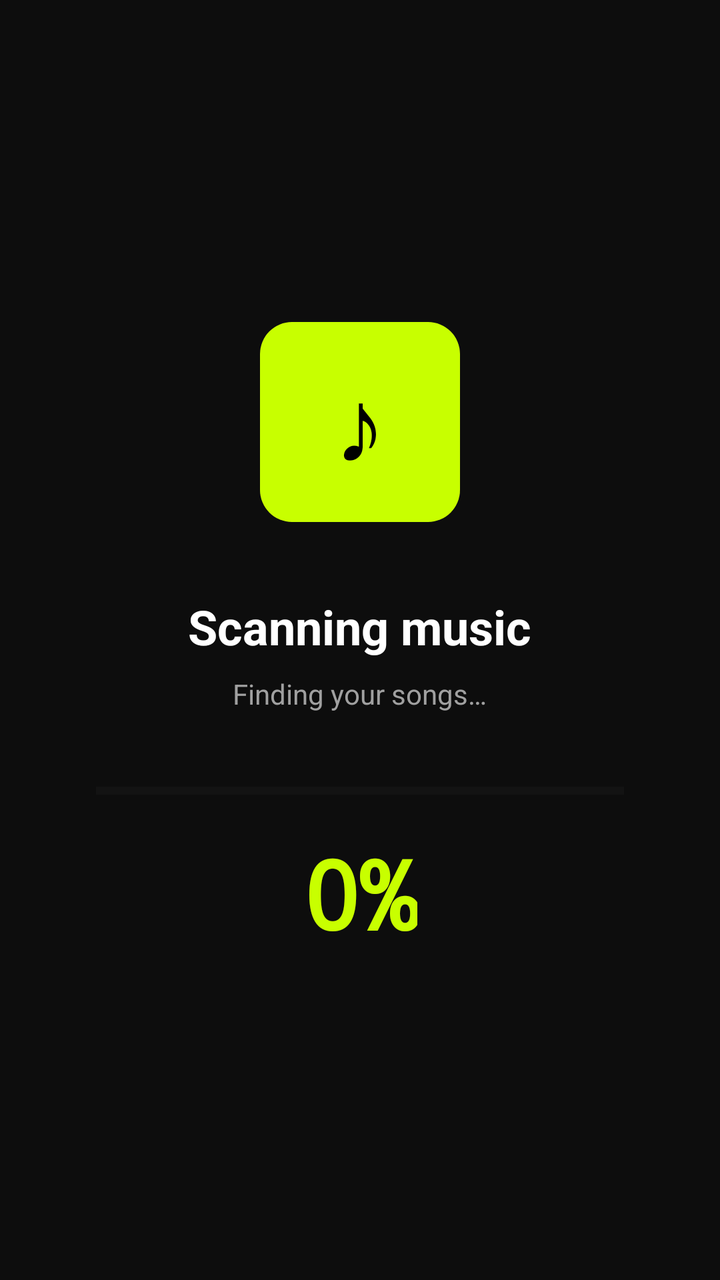
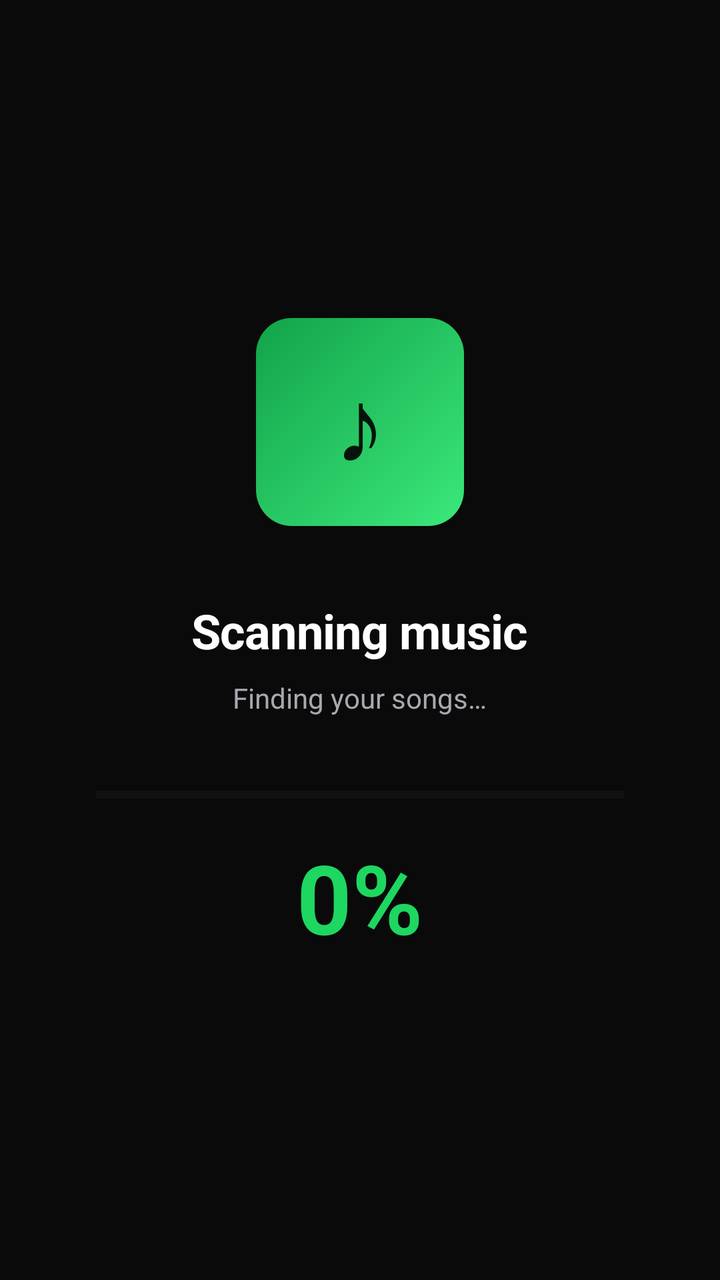

The first picture is an Android layout as it rendered before a commit; the second is the same layout after the commit. The layout source and the unified diff follow.
<!-- AndroidManifest.xml: application theme Theme.Rhythmix -->
<!-- res/layout/fragment_scanning.xml -->
<?xml version="1.0" encoding="utf-8"?>
<LinearLayout
    xmlns:android="http://schemas.android.com/apk/res/android"
    android:layout_width="match_parent"
    android:layout_height="match_parent"
    android:background="@color/bg"
    android:gravity="center"
    android:orientation="vertical"
    android:paddingHorizontal="48dp">

    <FrameLayout
        android:layout_width="100dp"
        android:layout_height="100dp"
        android:background="@drawable/bg_card_accent"
        android:layout_marginBottom="36dp">
        <TextView
            android:layout_width="wrap_content"
            android:layout_height="wrap_content"
            android:layout_gravity="center"
            android:text="♪"
            android:textSize="52sp"
            android:textColor="@color/black" />
    </FrameLayout>

    <TextView
        android:layout_width="wrap_content"
        android:layout_height="wrap_content"
        android:text="Scanning music"
        android:textSize="24sp"
        android:textStyle="bold"
        android:textColor="@color/text_primary"
        android:layout_marginBottom="8dp" />

    <TextView
        android:id="@+id/tv_count"
        android:layout_width="wrap_content"
        android:layout_height="wrap_content"
        android:text="Finding your songs…"
        android:textSize="14sp"
        android:textColor="@color/text_secondary"
        android:layout_marginBottom="36dp" />

    <ProgressBar
        android:id="@+id/progress_bar"
        style="?android:attr/progressBarStyleHorizontal"
        android:layout_width="match_parent"
        android:layout_height="6dp"
        android:max="100"
        android:progressTint="@color/accent"
        android:progressBackgroundTint="@color/surface2"
        android:layout_marginBottom="16dp" />

    <TextView
        android:id="@+id/tv_progress"
        android:layout_width="wrap_content"
        android:layout_height="wrap_content"
        android:text="0%"
        android:textSize="48sp"
        android:textStyle="bold"
        android:textColor="@color/accent"
        android:fontFamily="monospace" />
</LinearLayout>
<!-- resources referenced by this layout -->
<resources>
  <color name="accent">#C8FF00</color>
  <color name="bg">#0D0D0D</color>
  <color name="black">#000000</color>
  <color name="surface2">#222222</color>
  <color name="text_primary">#FFFFFF</color>
  <color name="text_secondary">#A0A0A0</color>
  <!-- drawable bg_card_accent (drawable) -->
  <?xml version="1.0" encoding="utf-8"?>
  <shape xmlns:android="http://schemas.android.com/apk/res/android">
      <solid android:color="@color/accent" />
      <corners android:radius="16dp" />
  </shape>
  <style name="Theme.Rhythmix" parent="Theme.Material3.Dark.NoActionBar">
          <item name="colorPrimary">@color/accent</item>
          <item name="colorPrimaryVariant">@color/accent_dim</item>
          <item name="colorOnPrimary">@color/black</item>
          <item name="colorSecondary">@color/violet</item>
          <item name="colorSurface">@color/surface</item>
          <item name="colorOnSurface">@color/text_primary</item>
          <item name="android:colorBackground">@color/bg</item>
          <item name="android:windowBackground">@color/bg</item>
          <item name="android:statusBarColor">@color/bg</item>
          <item name="android:navigationBarColor">@color/nav_bg</item>
          <item name="android:windowLightStatusBar">false</item>
          <item name="android:windowLightNavigationBar">false</item>
      </style>
  <color name="accent_dim">#3A4700</color>
  <color name="violet">#9B6DFF</color>
  <color name="surface">#1A1A1A</color>
  <color name="nav_bg">#111111</color>
</resources>

<!-- the commit's change to res/layout/fragment_scanning.xml (unified diff, before → after) -->
@@ -9,8 +9,8 @@
     android:paddingHorizontal="48dp">
 
     <FrameLayout
-        android:layout_width="100dp"
-        android:layout_height="100dp"
+        android:layout_width="104dp"
+        android:layout_height="104dp"
         android:background="@drawable/bg_card_accent"
         android:layout_marginBottom="36dp">
         <TextView
@@ -19,7 +19,7 @@
             android:layout_gravity="center"
             android:text="♪"
             android:textSize="52sp"
-            android:textColor="@color/black" />
+            android:textColor="@color/accent_on" />
     </FrameLayout>
 
     <TextView
@@ -28,6 +28,7 @@
         android:text="Scanning music"
         android:textSize="24sp"
         android:textStyle="bold"
+        android:letterSpacing="-0.01"
         android:textColor="@color/text_primary"
         android:layout_marginBottom="8dp" />
 
<!-- resource entries referenced after the edit -->
@@ -1,34 +1,68 @@
 <!-- resources referenced by this layout -->
 <resources>
-  <color name="accent">#C8FF00</color>
-  <color name="bg">#0D0D0D</color>
+  <color name="accent">#1ED760</color>
+  <color name="accent_on">#04140A</color>
+  <color name="bg">#0A0A0B</color>
   <color name="black">#000000</color>
-  <color name="surface2">#222222</color>
+  <color name="surface2">#212125</color>
   <color name="text_primary">#FFFFFF</color>
-  <color name="text_secondary">#A0A0A0</color>
+  <color name="text_secondary">#A8A8AF</color>
   <!-- drawable bg_card_accent (drawable) -->
   <?xml version="1.0" encoding="utf-8"?>
   <shape xmlns:android="http://schemas.android.com/apk/res/android">
-      <solid android:color="@color/accent" />
-      <corners android:radius="16dp" />
+      <gradient
+          android:type="linear"
+          android:angle="135"
+          android:startColor="@color/accent_light"
+          android:endColor="@color/accent_dark" />
+      <corners android:radius="18dp" />
   </shape>
   <style name="Theme.Rhythmix" parent="Theme.Material3.Dark.NoActionBar">
+          
           <item name="colorPrimary">@color/accent</item>
-          <item name="colorPrimaryVariant">@color/accent_dim</item>
-          <item name="colorOnPrimary">@color/black</item>
+          <item name="colorOnPrimary">@color/accent_on</item>
+          <item name="colorPrimaryContainer">@color/accent_dim</item>
+          <item name="colorOnPrimaryContainer">@color/accent_light</item>
           <item name="colorSecondary">@color/violet</item>
+          <item name="colorOnSecondary">@color/black</item>
+  
+          
           <item name="colorSurface">@color/surface</item>
           <item name="colorOnSurface">@color/text_primary</item>
+          <item name="colorSurfaceVariant">@color/surface2</item>
+          <item name="colorOnSurfaceVariant">@color/text_secondary</item>
           <item name="android:colorBackground">@color/bg</item>
-          <item name="android:windowBackground">@color/bg</item>
+          <item name="colorOutline">@color/surface_border</item>
+  
+          
           <item name="android:statusBarColor">@color/bg</item>
           <item name="android:navigationBarColor">@color/nav_bg</item>
-          <item name="android:windowLightStatusBar">false</item>
-          <item name="android:windowLightNavigationBar">false</item>
+          <item name="android:windowLightStatusBar" tools:targetApi="23">false</item>
+          <item name="android:windowLightNavigationBar" tools:targetApi="27">false</item>
+          <item name="android:enforceNavigationBarContrast" tools:targetApi="29">false</item>
+          <item name="android:windowDrawsSystemBarBackgrounds">true</item>
+  
+          
+          <item name="android:fontFamily">sans-serif</item>
+          <item name="fontFamily">sans-serif</item>
+  
+          
+          <item name="chipStyle">@style/Widget.Rhythmix.Chip</item>
       </style>
-  <color name="accent_dim">#3A4700</color>
-  <color name="violet">#9B6DFF</color>
-  <color name="surface">#1A1A1A</color>
-  <color name="nav_bg">#111111</color>
+  <color name="accent_light">#3BE87A</color>
+  <color name="accent_dark">#12A34A</color>
+  <color name="accent_dim">#17281D</color>
+  <color name="violet">#A78BFA</color>
+  <color name="surface">#161618</color>
+  <color name="surface_border">#26FFFFFF</color>
+  <color name="nav_bg">#101012</color>
+  <style name="Widget.Rhythmix.Chip" parent="Widget.Material3.Chip.Filter">
+          <item name="chipBackgroundColor">@color/surface2</item>
+          <item name="chipStrokeColor">@color/surface_border</item>
+          <item name="chipStrokeWidth">1dp</item>
+          <item name="android:textColor">@color/text_secondary</item>
+          <item name="chipCornerRadius">100dp</item>
+          <item name="checkedIconVisible">false</item>
+      </style>
 </resources>
 
